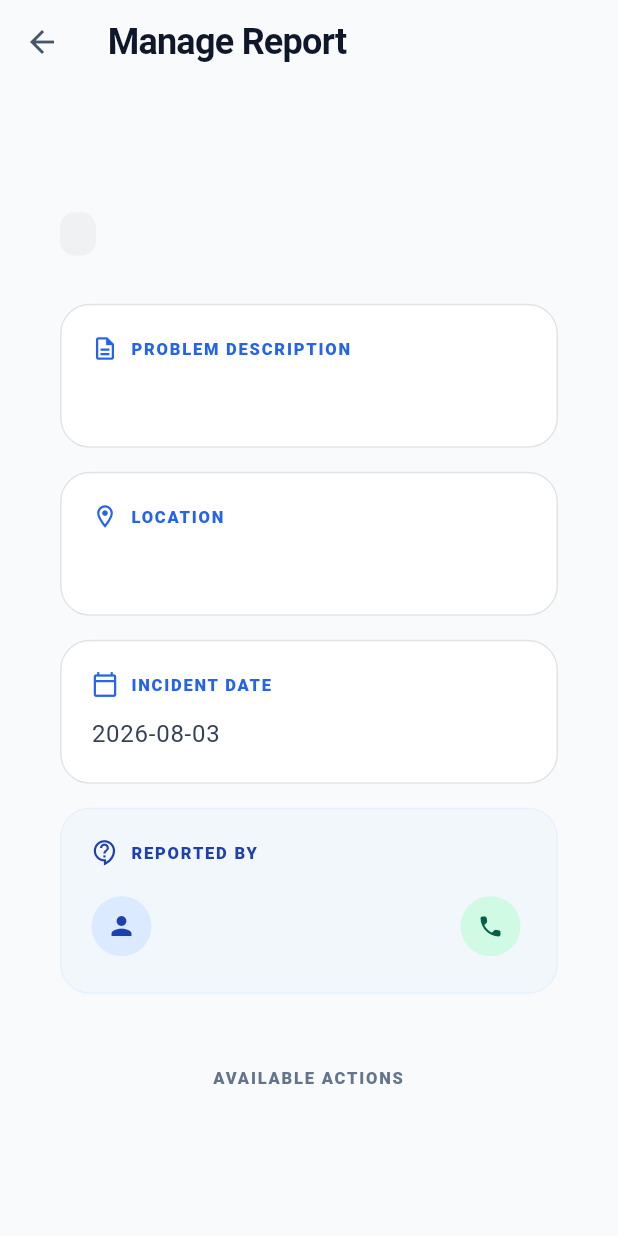
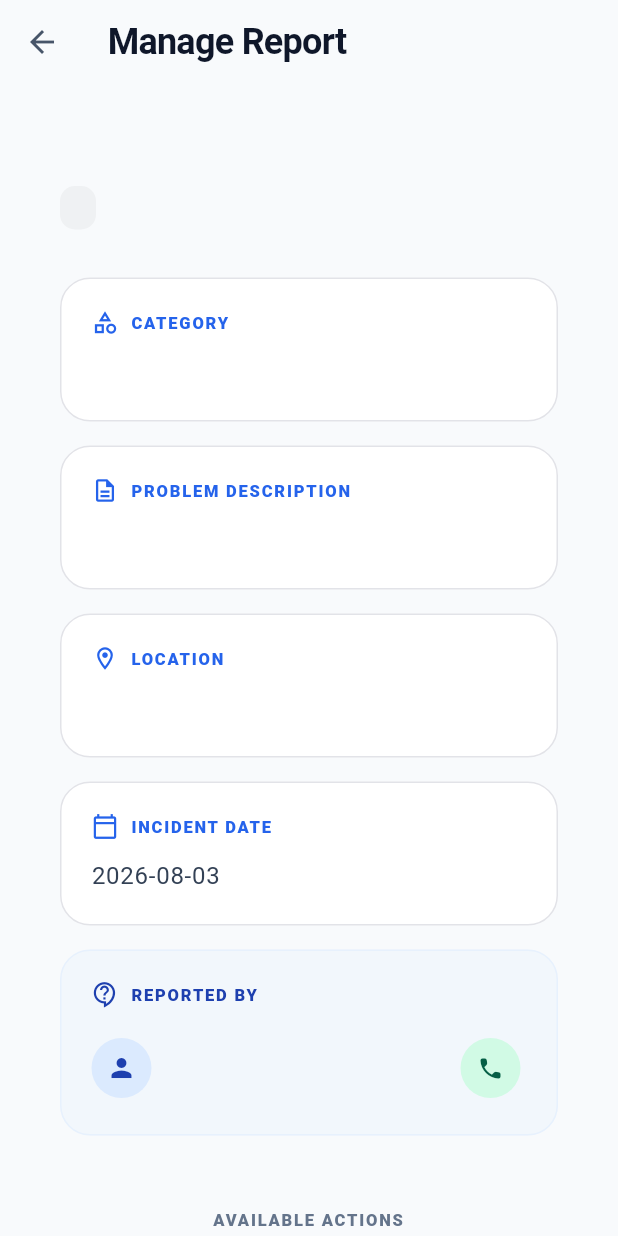
Before and after one commit to me-key/main10app, a Flutter app: the TaskDetailScreen screen opened directly with empty values, on a phone screen of 412 x 824 dp. Run offline on Flutter 3.47's test engine with Material 3 defaults, Android fonts, the phone set to English and light mode, and no system bars; our stand-ins replace cloud_firestore, firebase_auth, firebase_core, firebase_messaging, firebase_remote_config, firebase_storage and 4 more; accounts and stored records are empty.

Commit message:
feat: add manager-managed report categories
Adds a category field as the first field on reports, mirroring the
existing Locations feature: managers can add/reorder/delete categories
from a new Manage Categories screen, with a protected default "Other"
category that is auto-seeded and cannot be deleted. Also bumps the
build number to 14 in pubspec.yaml.

```diff
--- a/lib/l10n/app_localizations.dart
+++ b/lib/l10n/app_localizations.dart
@@ -24,6 +24,7 @@ class AppLocalizations {
       'logout': 'Logout',
       'manage_report': 'Manage Report',
       'problem_desc': 'Problem Description',
+      'category': 'Category',
       'location': 'Location',
       'incident_date': 'Incident Date',
       'hold_reason': 'Hold Reason',
@@ -46,6 +47,7 @@ class AppLocalizations {
       'manager_dashboard': 'Manager Dashboard',
       'overall_activity': 'Overall maintenance activity',
       'manage_locations': 'Manage Locations',
+      'manage_categories': 'Manage Categories',
       'task_distribution': 'Task distribution',
       'by_maintainer': 'By Maintainer',
       'by_reporter': 'By Reporter',
@@ -92,6 +94,7 @@ class AppLocalizations {
       'issue_title_hint': 'e.g., Broken AC in Room 302',
       'detailed_description': 'Detailed Description',
       'description_hint': 'Describe the problem in more detail...',
+      'select_category_hint': 'Select category',
       'specific_location': 'Specific Location',
       'select_location_hint': 'Select location',
       'incident_date_time': 'Date & Time of Incident',
@@ -128,6 +131,17 @@ class AppLocalizations {
       'error_adding_location': 'Error adding location',
       'error_deleting_location': 'Error deleting location',
       'error_reordering_location': 'Error saving new order',
+      'add_new_category': 'Add New Category',
+      'category_name_hint': 'e.g., Plumbing, Electricity, Internet',
+      'category_name_label': 'Category Name',
+      'delete_category_title': 'Delete Category',
+      'delete_category_confirm': 'Are you sure you want to delete this category?',
+      'no_categories_yet': 'No categories added yet.',
+      'add_first_category': 'Add First Category',
+      'error_adding_category': 'Error adding category',
+      'error_deleting_category': 'Error deleting category',
+      'error_reordering_category': 'Error saving new order',
+      'cannot_delete_default_category': 'The "Other" category is protected and cannot be deleted',
       'create_new_user': 'Create New User',
       'edit_user_profile': 'Edit User Profile',
       'add_new_member': 'Add a new member',
@@ -302,6 +316,7 @@ class AppLocalizations {
       'logout': 'התנתק',
       'manage_report': 'ניהול דיווח',
       'problem_desc': 'תיאור הבעיה',
+      'category': 'קטגוריה',
       'location': 'מיקום',
       'incident_date': 'תאריך האירוע',
       'hold_reason': 'סיבת ההמתנה',
@@ -324,6 +339,7 @@ class AppLocalizations {
       'manager_dashboard': 'לוח בקרה מנהל',
       'overall_activity': 'פעילות תחזוקה כללית',
       'manage_locations': 'ניהול מיקומים',
+      'manage_categories': 'ניהול קטגוריות',
       'task_distribution': 'התפלגות משימות',
       'by_maintainer': 'לפי איש צוות',
       'by_reporter': 'לפי מדווח',
@@ -370,6 +386,7 @@ class AppLocalizations {
       'issue_title_hint': 'לדוגמה, מזגן שבור בחדר 302',
       'detailed_description': 'תיאור מפורט',
       'description_hint': 'תארו את הבעיה בפירוט...',
+      'select_category_hint': 'בחר קטגוריה',
       'specific_location': 'מיקום ספציפי',
       'select_location_hint': 'בחר מיקום',
       'incident_date_time': 'תאריך ושעת האירוע',
@@ -406,6 +423,17 @@ class AppLocalizations {
       'error_adding_location': 'שגיאה בהוספת מיקום',
       'error_deleting_location': 'שגיאה במחיקת מיקום',
       'error_reordering_location': 'שגיאה בשמירת הסדר החדש',
+      'add_new_category': 'הוסף קטגוריה חדשה',
+      'category_name_hint': 'לדוגמה: אינסטלציה, חשמל, אינטרנט',
+      'category_name_label': 'שם הקטגוריה',
+      'delete_category_title': 'מחיקת קטגוריה',
+      'delete_category_confirm': 'האם אתה בטוח שברצונך למחוק קטגוריה זו?',
+      'no_categories_yet': 'טרם נוספו קטגוריות.',
+      'add_first_category': 'הוסף קטגוריה ראשונה',
+      'error_adding_category': 'שגיאה בהוספת קטגוריה',
+      'error_deleting_category': 'שגיאה במחיקת קטגוריה',
+      'error_reordering_category': 'שגיאה בשמירת הסדר החדש',
+      'cannot_delete_default_category': 'הקטגוריה "אחר" מוגנת ולא ניתן למחוק אותה',
       'create_new_user': 'יצירת משתמש חדש',
       'edit_user_profile': 'עריכת פרופיל משתמש',
       'add_new_member': 'הוסף חבר צוות חדש',
--- a/lib/main.dart
+++ b/lib/main.dart
@@ -9,6 +9,7 @@ import 'services/report_service.dart';
 import 'services/user_service.dart';
 import 'services/storage_service.dart';
 import 'services/location_service.dart';
+import 'services/category_service.dart';
 import 'services/audit_service.dart';
 import 'services/notification_service.dart';
 import 'services/version_service.dart';
@@ -56,6 +57,7 @@ void main() async {
         Provider<UserService>(create: (_) => UserService()),
         Provider<StorageService>(create: (_) => StorageService()),
         Provider<LocationService>(create: (_) => LocationService()),
+        Provider<CategoryService>(create: (_) => CategoryService()),
         Provider<AuditService>(create: (_) => AuditService()),
         Provider<NotificationService>(create: (_) => NotificationService()),
       ],
--- /dev/null
+++ b/lib/models/category.dart
@@ -0,0 +1,41 @@
+import 'package:cloud_firestore/cloud_firestore.dart';
+
+class Category {
+  final String id;
+  final String name;
+  final DateTime createdAt;
+  final String organizationId;
+  final int sortOrder;
+  final bool isDefault;
+
+  Category({
+    required this.id,
+    required this.name,
+    required this.createdAt,
+    required this.organizationId,
+    this.sortOrder = -1,
+    this.isDefault = false,
+  });
+
+  factory Category.fromSnapshot(DocumentSnapshot doc) {
+    final data = doc.data() as Map<String, dynamic>;
+    return Category(
+      id: doc.id,
+      name: data['name'] ?? '',
+      createdAt: (data['createdAt'] as Timestamp? ?? Timestamp.now()).toDate(),
+      organizationId: data['organizationId'] ?? '',
+      sortOrder: data['sortOrder'] ?? -1,
+      isDefault: data['isDefault'] ?? false,
+    );
+  }
+
+  Map<String, dynamic> toMap() {
+    return {
+      'name': name,
+      'createdAt': Timestamp.fromDate(createdAt),
+      'organizationId': organizationId,
+      'sortOrder': sortOrder,
+      'isDefault': isDefault,
+    };
+  }
+}
--- a/lib/models/report.dart
+++ b/lib/models/report.dart
@@ -2,6 +2,7 @@ import 'package:cloud_firestore/cloud_firestore.dart';
 
 class Report {
   final String id;
+  final String category;
   final String title;
   final String description;
   final String? photoUrl;
@@ -22,6 +23,7 @@ class Report {
 
   Report({
     required this.id,
+    required this.category,
     required this.title,
     required this.description,
     this.photoUrl,
@@ -45,6 +47,7 @@ class Report {
     final data = doc.data() as Map<String, dynamic>;
     return Report(
       id: doc.id,
+      category: data['category'] ?? 'Other',
       title: data['title'] ?? '',
       description: data['description'] ?? '',
       photoUrl: data['photoUrl'],
@@ -67,6 +70,7 @@ class Report {
 
   Map<String, dynamic> toMap() {
     return {
+      'category': category,
       'title': title,
       'description': description,
       'photoUrl': photoUrl,
@@ -88,6 +92,7 @@ class Report {
   }
 
   Report copyWith({
+    String? category,
     String? title,
     String? description,
     String? photoUrl,
@@ -105,6 +110,7 @@ class Report {
   }) {
     return Report(
       id: id,
+      category: category ?? this.category,
       title: title ?? this.title,
       description: description ?? this.description,
       photoUrl: photoUrl ?? this.photoUrl,
--- a/lib/ui/maintainer/task_detail_screen.dart
+++ b/lib/ui/maintainer/task_detail_screen.dart
@@ -69,6 +69,9 @@ class TaskDetailScreen extends StatelessWidget {
             children: [
               _buildHeader(context),
               const SizedBox(height: 32),
+
+              __buildInfoCard(context, AppLocalizations.of(context).get('category'), report.category, Icons.category_outlined),
+              const SizedBox(height: 16),
 
               __buildInfoCard(context, AppLocalizations.of(context).get('problem_desc'), report.description, Icons.description_outlined),
               const SizedBox(height: 16),
--- a/lib/ui/manager/maintainer_tasks_screen.dart
+++ b/lib/ui/manager/maintainer_tasks_screen.dart
@@ -212,6 +212,7 @@ class _TaskMiniCard extends StatelessWidget {
                   children: [
                     Text(report.title, style: textTheme.bodyMedium?.copyWith(fontWeight: FontWeight.bold)),
                     const SizedBox(height: 4),
+                    Text("${l10n.get('category')}: ${report.category}", style: textTheme.bodySmall),
                     Text("${l10n.get('location')}: ${report.location}", style: textTheme.bodySmall),
                   ],
                 ),
--- a/lib/ui/manager/report_detail_manager_screen.dart
+++ b/lib/ui/manager/report_detail_manager_screen.dart
@@ -196,6 +196,8 @@ class _ReportDetailManagerScreenState extends State<ReportDetailManagerScreen> {
               const SizedBox(height: 32),
 
               _buildInfoSection(context, AppLocalizations.of(context).get('problem_desc'), [
+                _buildInfoItem(context, AppLocalizations.of(context).get('category'), widget.report.category),
+                const SizedBox(height: 16),
                 _buildInfoItem(context, AppLocalizations.of(context).get('issue_title'), widget.report.title),
                 const SizedBox(height: 16),
                 _buildInfoItem(context, AppLocalizations.of(context).get('problem_desc'), widget.report.description),
--- a/lib/ui/manager/reporter_tasks_screen.dart
+++ b/lib/ui/manager/reporter_tasks_screen.dart
@@ -195,6 +195,7 @@ class _TaskMiniCard extends StatelessWidget {
                   children: [
                     Text(report.title, style: textTheme.bodyMedium?.copyWith(fontWeight: FontWeight.bold)),
                     const SizedBox(height: 4),
+                    Text("${l10n.get('category')}: ${report.category}", style: textTheme.bodySmall),
                     Text("${l10n.get('location')}: ${report.location}", style: textTheme.bodySmall),
                   ],
                 ),
--- a/pubspec.yaml
+++ b/pubspec.yaml
@@ -16,7 +16,7 @@ publish_to: 'none' # Remove this line if you wish to publish to pub.dev
 # https://developer.apple.com/library/archive/documentation/General/Reference/InfoPlistKeyReference/Articles/CoreFoundationKeys.html
 # In Windows, build-name is used as the major, minor, and patch parts
 # of the product and file versions while build-number is used as the build suffix.
-version: 1.0.0+19
+version: 1.0.0+20
 
 environment:
   sdk: ^3.10.7
```
Also changed, not shown: lib/scripts/backfill_report_categories.dart (added, +49 -0 lines), lib/scripts/organization_setup.dart (+10 -0 lines), lib/services/category_service.dart (added, +85 -0 lines), lib/ui/manager/manage_categories_screen.dart (added, +269 -0 lines), lib/ui/manager/manager_home.dart (+7 -0 lines), lib/ui/reporter/create_report_screen.dart (+29 -0 lines), lib/ui/reporter/reporter_home.dart (+15 -0 lines), 4 other files.
